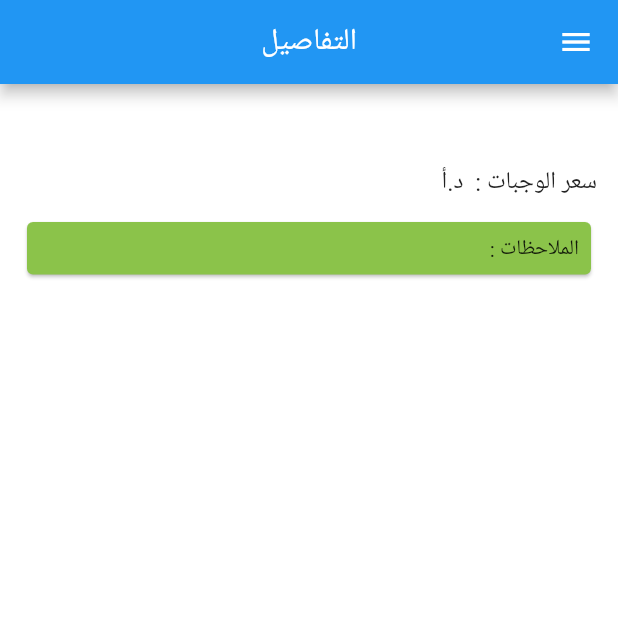
After one commit to OsamaOmari02/restaurant-panel-admins, a Flutter app: the Details screen opened by its route, on a phone screen of 412 x 824 dp, the top half of it. The commit adds this screen. Run offline on Flutter 3.47's test engine with Material 2 defaults, Android fonts, the phone set to English and light mode, and no system bars; our stand-ins replace cloud_firestore, firebase_auth, firebase_core, fluttertoast, shared_preferences; accounts and stored records are empty; network calls fail.

Commit message:
details + orders screens added

```diff
--- /dev/null
+++ b/lib/details.dart
@@ -0,0 +1,129 @@
+import 'package:cloud_firestore/cloud_firestore.dart';
+import 'package:firebase_auth/firebase_auth.dart';
+import 'package:flutter/cupertino.dart';
+import 'package:flutter/material.dart';
+import 'package:provider/provider.dart';
+import 'package:restaurants_panel/provider.dart';
+
+import 'drawer.dart';
+import 'languageProvider.dart';
+
+class Details extends StatefulWidget {
+  @override
+  _DetailsState createState() => _DetailsState();
+}
+
+class _DetailsState extends State<Details> {
+
+  @override
+  Widget build(BuildContext context) {
+    var provider = Provider.of<MyProvider>(context);
+    var lanProvider = Provider.of<LanProvider>(context);
+    double width = MediaQuery.of(context).size.width;
+    double height = MediaQuery.of(context).size.height;
+    dialog(title) {
+      return showDialog(
+          context: context,
+          builder: (BuildContext ctx) {
+            return AlertDialog(
+              title: Text(
+                title,
+                textAlign: TextAlign.end,
+                style: const TextStyle(fontSize: 23),
+              ),
+              contentPadding: const EdgeInsets.symmetric(vertical: 7),
+              elevation: 24,
+              content: Container(
+                height: 30,
+                child: const Divider(),
+                alignment: Alignment.topCenter,
+              ),
+              actions: [
+                const SizedBox(width: 11),
+                InkWell(
+                    child: Text(lanProvider.texts('ok'),
+                        style: const TextStyle(fontSize: 19)),
+                    onTap: () => Navigator.of(context).pop()),
+              ],
+            );
+          });
+    }
+
+    return Directionality(
+      textDirection: lanProvider.isEn ? TextDirection.ltr : TextDirection.rtl,
+      child: Scaffold(
+        appBar: AppBar(
+          title: Text(lanProvider.texts('details')),
+          centerTitle: true,
+          backgroundColor: Colors.blue,
+        ),
+        drawer: MyDrawer(),
+        body: ListView(
+          padding: const EdgeInsets.all(8.0),
+          children: [
+            Text(
+              provider.details['name']!,
+              textAlign: TextAlign.center,
+              style: const TextStyle(fontSize: 17, fontWeight: FontWeight.bold),
+            ),
+            const SizedBox(height: 10),
+            for (int i = 0; i < provider.detailedCart.length; i++)
+              Padding(
+                padding: const EdgeInsets.all(8.0),
+                child: Card(
+                  shape: RoundedRectangleBorder(
+                      borderRadius: BorderRadius.circular(12)),
+                  elevation: 3.0,
+                  child: ListTile(
+                    title: Text(provider.detailedCart[i].mealName),
+                    subtitle: Text(provider.detailedCart[i].description +
+                        "\n" +
+                        lanProvider.texts('meal price : ') +
+                        provider.detailedCart[i].mealPrice.toString() + " " +
+                        lanProvider.texts('jd') +
+                        "\n" +
+                        lanProvider.texts('quantity : ') +
+                        provider.detailedCart[i].quantity.toString()),
+                    isThreeLine: true,
+                  ),
+                ),
+              ),
+            const SizedBox(height: 10),
+            Padding(
+              padding: const EdgeInsets.all(6.0),
+              child: Row(children: [
+                Text(
+                  lanProvider.texts('cart total :'),
+                  style: const TextStyle(fontSize: 16),
+                ),
+                Text(
+                  provider.details['total'].toString() + " ",
+                  style: const TextStyle(fontSize: 16),
+                ),
+                Text(
+                  lanProvider.texts('jd'),
+                  style: const TextStyle(fontSize: 16),
+                ),
+              ]),
+            ),
+            Padding(
+              padding: const EdgeInsets.all(6.0),
+              child: Card(
+                color: Colors.lightGreen,
+                child: Padding(
+                  padding: const EdgeInsets.all(8.0),
+                  child: Row(
+                    children: [
+                      Text(lanProvider.texts('notes')),
+                      Expanded(child: Text(provider.details['note']!)),
+                    ],
+                  ),
+                ),
+              ),
+            ),
+          ],
+        ),
+      ),
+    );
+  }
+}
--- a/lib/languageProvider.dart
+++ b/lib/languageProvider.dart
@@ -20,6 +20,8 @@ class LanProvider with ChangeNotifier {
     'Drawer6': 'الإعدادات',
     'Drawer7': 'حول التطبيق',
     'Drawer8': 'تسجيل الخروج',
+    'Drawer9':'الوجبات',
+    'Drawer10':'المشروبات',
     'my account': 'حسابي',
     'my email': 'البريد الالكتروني',
     'my name': 'اسمي',
@@ -75,7 +77,7 @@ class LanProvider with ChangeNotifier {
     'meal name': 'اسم الوجبة',
     'meal name : ': 'إسم الوجبة : ',
     'meal price': 'سعر الوجبة',
-    'meal price : ': 'سعر الوجبة : ',
+    'meal price : ': 'السعر : ',
     'quantity : ': 'الكمية : ',
     'add meal': 'اضافة وجبة جديدة',
     'add text': 'اضافة الى',
@@ -102,13 +104,14 @@ class LanProvider with ChangeNotifier {
     'Choose your area': 'يجب اختيار المنطقة',
     'invalid': 'غير صالح',
     'empty cart': 'سلة الطلبات فارغة !',
-    'cart total :': 'سعر الوجبات :',
+    'cart total :': 'سعر الوجبات : ',
     'Next': 'التالي',
     'choose address': 'إختر عنوان',
     'CheckOut': 'تأكيد الطلب',
     'deliver to': 'التوصيل الى :',
     'delivery price': 'سعر التوصيل :',
-    'note': 'ملاحظاتك :',
+    'note': 'ملاحظاتك : ',
+    'notes':'الملاحظات : ',
     'Shawarma & snacks': 'شاورما وسناكات',
     'homos & falafel': 'حمص وفلافل',
     'Sweets': 'حلويات',
@@ -127,6 +130,7 @@ class LanProvider with ChangeNotifier {
     'will reach out to u': 'سيتم التواصل معك قريباً',
     'alert': 'إنتباه !',
     'details': 'التفاصيل',
+    'orders':'الطلبات',
     'last note':
     'في بعض الحالات (اذا كان الطلب حساس او كبير الحجم او في حال عدم توفر دراجة بتلك اللحظة) سيتم التوصيل عن طريق السيارة وسيتم زيادة نصف دينار على سعر التوصيل.',
   };
@@ -143,6 +147,8 @@ class LanProvider with ChangeNotifier {
     'Drawer6': 'Settings',
     'Drawer7': 'About',
     'Drawer8': 'Log out',
+    'Drawer9':'Meals',
+    'Drawer10':'Drinks',
     'my account': 'My Account',
     'my email': 'My Email',
     'my name': 'My Name',
@@ -196,7 +202,7 @@ class LanProvider with ChangeNotifier {
     'edit meal': 'Edit Meal',
     'meal name': 'Meal Name',
     'meal name : ': 'Meal name : ',
-    'meal price : ': 'Meal price : ',
+    'meal price : ': 'Price : ',
     'quantity : ': 'Quantity : ',
     'meal price': 'Meal Price',
     'add meal': 'Add Meal',
@@ -232,7 +238,8 @@ class LanProvider with ChangeNotifier {
     'CheckOut': 'Confirm order',
     'deliver to': 'Deliver to :',
     'delivery price': 'Delivery price :',
-    'note': 'Notes :',
+    'note': 'Notes : ',
+    'notes':'Notes : ',
     'Shawarma & snacks': 'Shawarma & Snacks',
     'homos & falafel': 'Homos & Falafel',
     'Sweets': 'Sweets',
@@ -251,6 +258,7 @@ class LanProvider with ChangeNotifier {
     'will reach out to u': 'We will reach out to you soon !',
     'attention': 'Attention !',
     'details': 'Details',
+    'orders':'Orders',
     'last note':
     'In some cases we have to use a car instead of a bike,0.50 JD will be added to the delivery price.',
   };
--- a/lib/main.dart
+++ b/lib/main.dart
@@ -2,6 +2,7 @@ import 'package:cloud_firestore/cloud_firestore.dart';
 import 'package:firebase_core/firebase_core.dart';
 import 'package:flutter/material.dart';
 import 'package:provider/provider.dart';
+import 'package:restaurants_panel/details.dart';
 import 'package:restaurants_panel/provider.dart';
 import 'package:restaurants_panel/res_admin.dart';
 import 'package:restaurants_panel/settings.dart';
@@ -9,6 +10,7 @@ import 'package:restaurants_panel/shawarma_admin.dart';
 import 'package:restaurants_panel/sweet_admin.dart';
 import 'package:restaurants_panel/userState.dart';
 import 'drinks_admin.dart';
+import 'orders.dart';
 import 'provider.dart';
 import 'homos_admin.dart';
 import 'languageProvider.dart';
@@ -41,7 +43,6 @@ class _MyAppState extends State<MyApp> {
   }
   @override
   Widget build(BuildContext context) {
-    var provider = Provider.of<MyProvider>(context);
     return MaterialApp(
       debugShowCheckedModeBanner: false,
       home: UserState(),
@@ -54,6 +55,8 @@ class _MyAppState extends State<MyApp> {
       ),
       routes: {
         'myApp': (context) => MyApp(),
+        'orders': (context) => Orders(),
+        'details': (context) => Details(),
         'login': (context) => Login(),
         'adminShawarma': (context) => AdminShawarma(),
         'adminHomos': (context) => AdminHomos(),
--- a/lib/provider.dart
+++ b/lib/provider.dart
@@ -1,6 +1,7 @@
 import 'package:cloud_firestore/cloud_firestore.dart';
 import 'package:firebase_auth/firebase_auth.dart';
 import 'package:flutter/material.dart';
+import 'package:intl/intl.dart';
 import 'package:shared_preferences/shared_preferences.dart';
 import 'package:uuid/uuid.dart';
 
@@ -20,6 +21,18 @@ class Meals {
         required this.mealPrice,
         required this.id});
 }
+class FoodCart {
+  var mealName;
+  var mealPrice;
+  var description;
+  var quantity;
+
+  FoodCart(
+      {required this.description,
+        required this.mealName,
+        required this.mealPrice,
+        required this.quantity});
+}
 
 class MyProvider with ChangeNotifier {
 
@@ -35,10 +48,23 @@ class MyProvider with ChangeNotifier {
   //   admin = pref.getBool('admin')!;
   //   notifyListeners();
   // }
+  Map<String, String> details = {
+    'name': '',
+    'total': '',
+    'note': '',
+    'length':'',
+  };
+
+  List<FoodCart> detailedCart = [];
 
   bool isLoading = false;
   List<Meals> mealIDs = [];
   var mealID;
+
+  String dateTime(timeStamp) {
+    var time = DateTime.fromMillisecondsSinceEpoch(timeStamp.seconds * 1000);
+    return DateFormat('dd-MM-yyyy    hh:mm a').format(time);
+  }
 
 
   //-----------------------admin----------------------------
@@ -92,7 +118,6 @@ class MyProvider with ChangeNotifier {
     });
     notifyListeners();
   }
-
   Future<void> fetchMealsHomos(title) async {
     await FirebaseFirestore.instance
         .collection('homos/$title/meals')
@@ -147,7 +172,6 @@ class MyProvider with ChangeNotifier {
     });
     notifyListeners();
   }
-
   Future<void> fetchMealsSweets(title) async {
     await FirebaseFirestore.instance
         .collection('sweets/$title/kunafeh')
@@ -251,6 +275,7 @@ class MyProvider with ChangeNotifier {
     notifyListeners();
   }
 
+
   //------------------------auth----------------------
   authStatus authState = authStatus.Authenticated;
   Map<String, String> authData = {
--- a/pubspec.yaml
+++ b/pubspec.yaml
@@ -28,6 +28,7 @@ dependencies:
   shared_preferences:
   fluttertoast: ^8.0.8
   url_launcher: ^6.0.9
+  intl: ^0.17.0
   cloud_firestore:
   flutter:
     sdk: flutter
```
Also changed, not shown: lib/drawer.dart (+11 -6 lines), lib/logIn.dart (+1 -10 lines), lib/orders.dart (added, +159 -0 lines), lib/userState.dart (+7 -16 lines), pubspec.lock.
